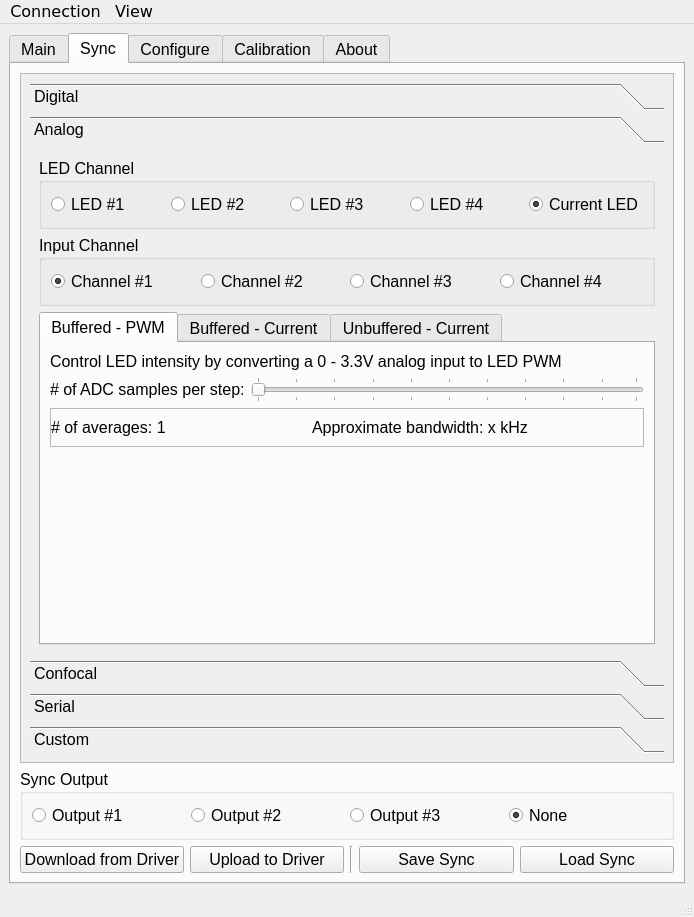
Llamero/Four_Channel_MHz_LED_Driver, file Software/GUI_code/QtDesigner_GUI.ui: the form before one commit.
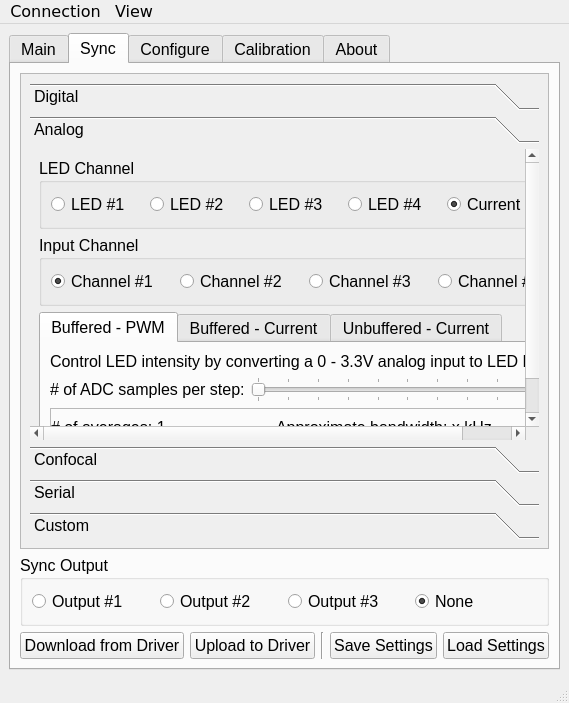
The form after the commit. The open tabs and pages were chosen to show the change. Custom widgets are drawn as their Qt base class.

Commit message: Dial and Spinbox coupled

What changed in the file:
```diff
--- a/Software/GUI_code/QtDesigner_GUI.ui
+++ b/Software/GUI_code/QtDesigner_GUI.ui
@@ -9,8 +9,8 @@
    <rect>
     <x>0</x>
     <y>0</y>
-    <width>694</width>
-    <height>917</height>
+    <width>569</width>
+    <height>703</height>
    </rect>
   </property>
   <property name="minimumSize">
@@ -405,7 +405,7 @@
            <string>Load a sync configuration text file (*.lsc)</string>
           </property>
           <property name="text">
-           <string>Load Sync</string>
+           <string>Load Settings</string>
           </property>
          </widget>
         </item>
@@ -426,8 +426,8 @@
             <rect>
              <x>0</x>
              <y>0</y>
-             <width>650</width>
-             <height>702</height>
+             <width>525</width>
+             <height>488</height>
             </rect>
            </property>
            <layout class="QGridLayout" name="gridLayout_23">
@@ -1306,8 +1306,8 @@
                 <rect>
                  <x>0</x>
                  <y>0</y>
-                 <width>632</width>
-                 <height>519</height>
+                 <width>553</width>
+                 <height>307</height>
                 </rect>
                </property>
                <property name="toolTip">
@@ -3113,7 +3113,7 @@
            <string>Save sync configuration as a text file (*.lsc)</string>
           </property>
           <property name="text">
-           <string>Save Sync</string>
+           <string>Save Settings</string>
           </property>
          </widget>
         </item>
@@ -4864,7 +4864,7 @@
     <rect>
      <x>0</x>
      <y>0</y>
-     <width>694</width>
+     <width>569</width>
      <height>24</height>
     </rect>
    </property>
```
Left out of the diff: 15 changed lines with no effect on the pictures. The commit also changes 2 other files.
